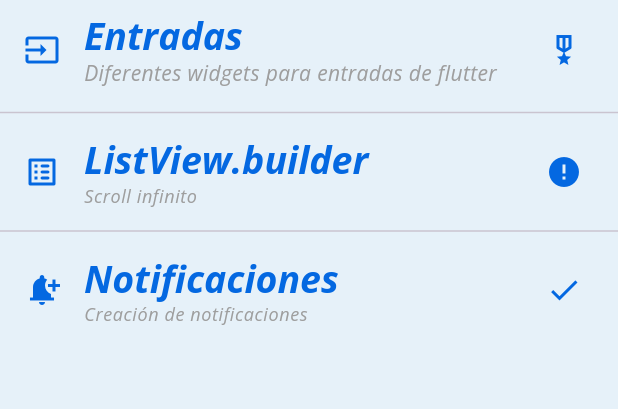
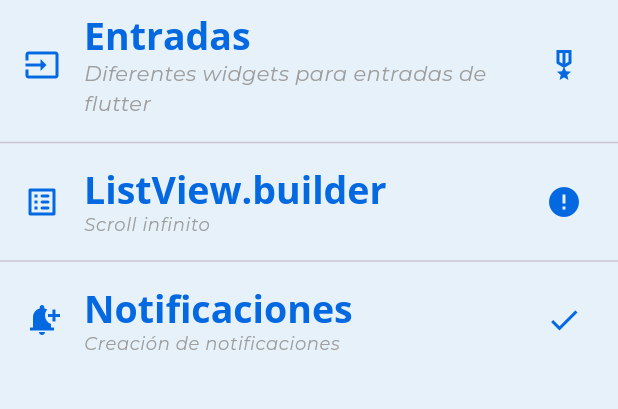
Before and after one commit to edw-perzd/componentes_flutter, a Flutter app: the screen it shows after launch, on a phone screen of 412 x 824 dp, the part 84-493 px from its top. Run offline on Flutter 3.47's test engine with Material 3 defaults, Android fonts, the phone set to English and light mode, and no system bars; our stand-ins replace google_fonts.

```diff
--- a/lib/themes/app_theme.dart
+++ b/lib/themes/app_theme.dart
@@ -16,8 +16,9 @@ class AppTheme {
               // decoration: TextDecoration.underline,
               // decorationColor: Colors.red,
               // decorationStyle: TextDecorationStyle.wavy,
-              decorationThickness: 3.0,
-              fontStyle: FontStyle.italic),
-          bodySmall: GoogleFonts.openSans(
-              color: subtitleColor, fontStyle: FontStyle.italic)));
+              decorationThickness: 3.0),
+          bodySmall: GoogleFonts.montserrat(
+            color: subtitleColor,
+            fontStyle: FontStyle.italic,
+          )));
 }
```
Also changed, not shown: lib/screens/home_screen.dart (+21 -0 lines).
